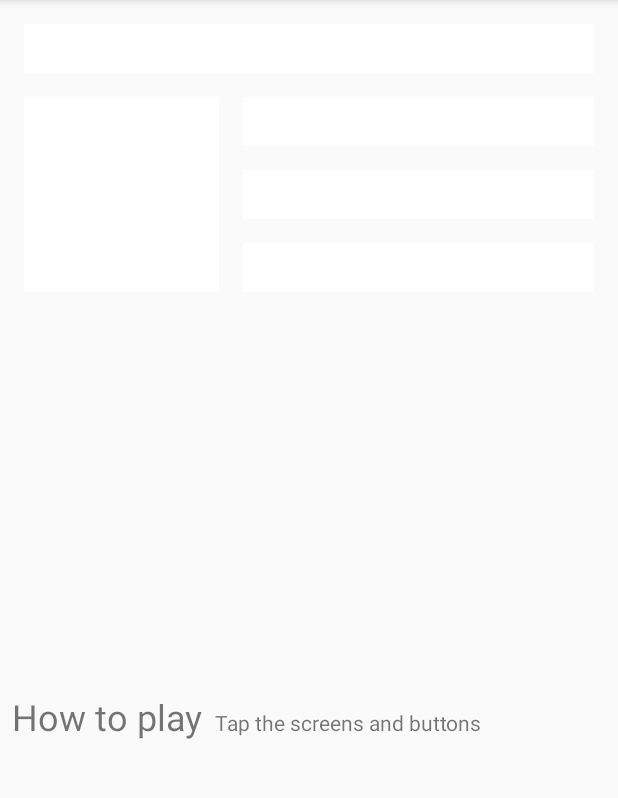
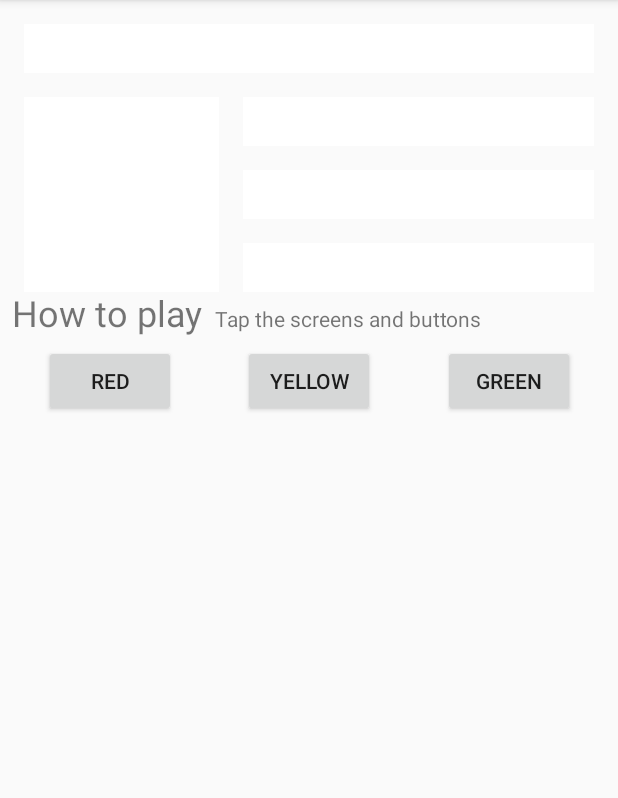
Before and after one commit to nishikawa-shi/app-ud9012-lesson2b, an Android app: the screen it shows after launch (MainActivity), on a phone screen of 412 x 824 dp, the part 84-882 px from its top. Run offline under Robolectric (Android 15) with nearby library versions, the phone set to English and light mode, and no system bars; Roboto replaces fonts that are not available here.

Commit message:
タップすると特定の四角形が赤・青・黄に変化するボタンを設置した

```diff
--- a/app/src/main/java/com/ntetz/android/colormyview/MainActivity.kt
+++ b/app/src/main/java/com/ntetz/android/colormyview/MainActivity.kt
@@ -22,7 +22,10 @@ class MainActivity : AppCompatActivity() {
                         box_three_text,
                         box_four_text,
                         box_five_text,
-                        constraint_layout
+                        constraint_layout,
+                        red_button,
+                        green_button,
+                        yellow_button
                 )
         for (item in clickableViews) {
             item.setOnClickListener { this.makeColored(it) }
@@ -41,6 +44,10 @@ class MainActivity : AppCompatActivity() {
             R.id.box_four_text -> view.setBackgroundResource(android.R.color.holo_green_dark)
             R.id.box_five_text -> view.setBackgroundResource(android.R.color.holo_green_light)
 
+            // Boxes using custom colors for background
+            R.id.red_button -> box_three_text.setBackgroundResource(R.color.my_red)
+            R.id.yellow_button -> box_four_text.setBackgroundResource(R.color.my_yellow)
+            R.id.green_button -> box_five_text.setBackgroundResource(R.color.my_green)
             else -> view.setBackgroundColor(Color.LTGRAY)
         }
     }
--- a/app/src/main/res/layout/activity_main.xml
+++ b/app/src/main/res/layout/activity_main.xml
@@ -95,6 +95,40 @@
         app:layout_constraintBottom_toBottomOf="parent"
         app:layout_constraintEnd_toEndOf="parent"
         app:layout_constraintStart_toEndOf="@+id/textView"
-        app:layout_constraintTop_toBottomOf="@+id/box_five_text" />
+        app:layout_constraintTop_toBottomOf="@+id/box_five_text"
+        app:layout_constraintVertical_bias="0.0" />
+
+    <Button
+        android:id="@+id/red_button"
+        android:layout_width="wrap_content"
+        android:layout_height="wrap_content"
+        android:text="@string/box_red"
+        app:layout_constraintBaseline_toBaselineOf="@+id/yellow_button"
+        app:layout_constraintEnd_toStartOf="@+id/yellow_button"
+        app:layout_constraintHorizontal_bias="0.5"
+        app:layout_constraintStart_toStartOf="parent" />
+
+    <Button
+        android:id="@+id/yellow_button"
+        android:layout_width="wrap_content"
+        android:layout_height="wrap_content"
+        android:layout_marginStart="16dp"
+        android:layout_marginEnd="16dp"
+        android:text="@string/box_yellow"
+        app:layout_constraintBaseline_toBaselineOf="@+id/green_button"
+        app:layout_constraintEnd_toStartOf="@+id/green_button"
+        app:layout_constraintHorizontal_bias="0.5"
+        app:layout_constraintStart_toEndOf="@+id/red_button" />
+
+    <Button
+        android:id="@+id/green_button"
+        android:layout_width="wrap_content"
+        android:layout_height="wrap_content"
+        android:layout_marginTop="8dp"
+        android:text="@string/box_green"
+        app:layout_constraintEnd_toEndOf="parent"
+        app:layout_constraintHorizontal_bias="0.5"
+        app:layout_constraintStart_toEndOf="@+id/yellow_button"
+        app:layout_constraintTop_toBottomOf="@+id/textView2" />
 
 </android.support.constraint.ConstraintLayout>
--- a/app/src/main/res/values/colors.xml
+++ b/app/src/main/res/values/colors.xml
@@ -3,4 +3,8 @@
     <color name="colorPrimary">#008577</color>
     <color name="colorPrimaryDark">#00574B</color>
     <color name="colorAccent">#D81B60</color>
+
+    <color name="my_green">#12C700</color>
+    <color name="my_red">#E54304</color>
+    <color name="my_yellow">#FFC107</color>
 </resources>
```
